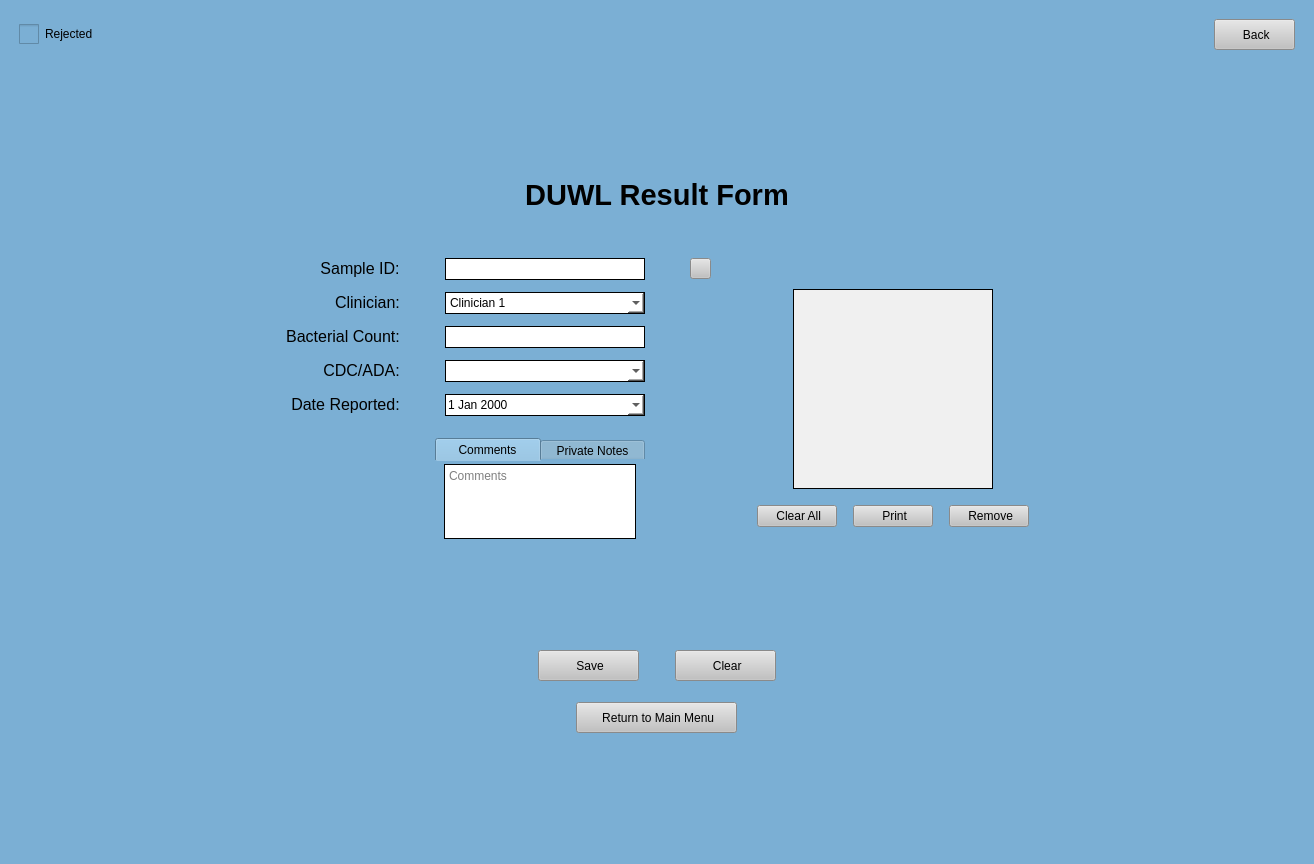
First picture: the form in UI Screens/COMBdb_DUWL_Result_Form2.ui, repository Kasmanian/COMBDb-oldgen, before the edit.
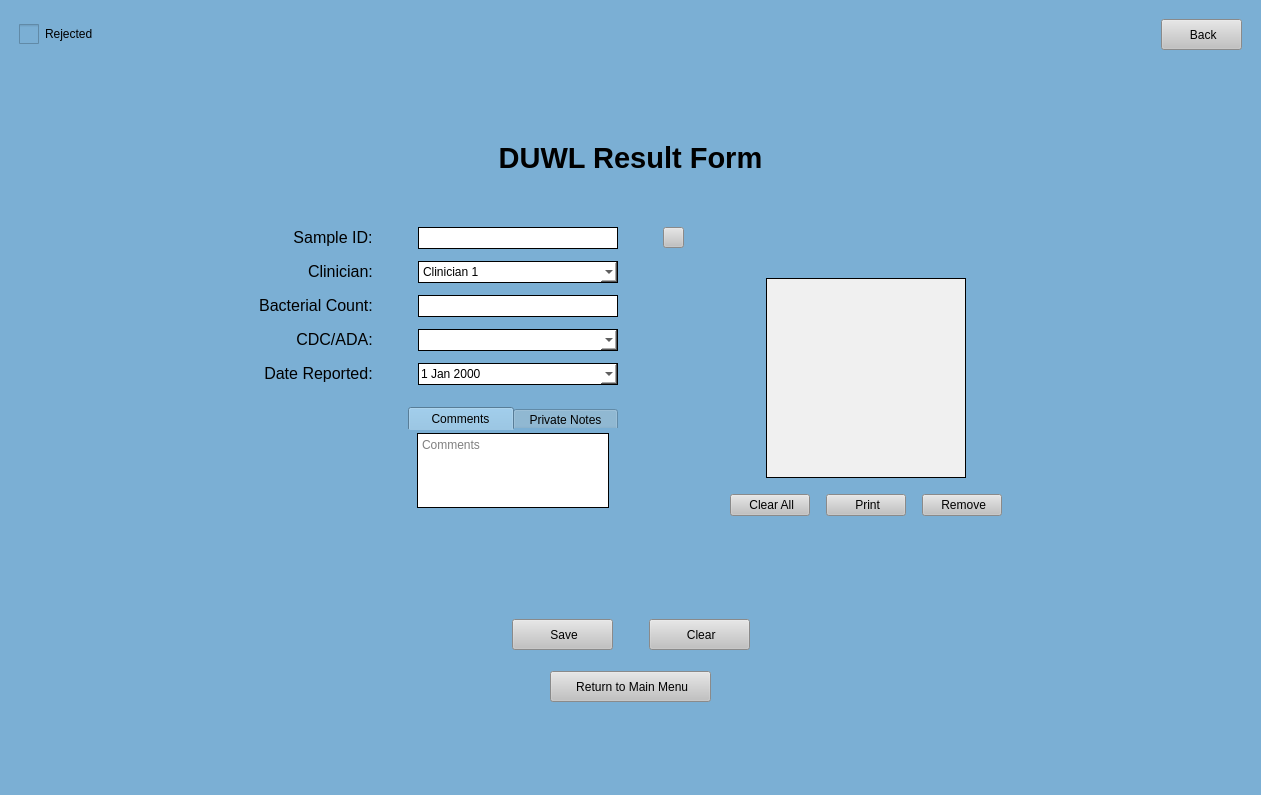
Second picture: the form after the edit.

Commit message: Rejection log added to all orders and results.

Diff of the .ui file:
```diff
--- a/UI Screens/COMBdb_DUWL_Result_Form2.ui
+++ b/UI Screens/COMBdb_DUWL_Result_Form2.ui
@@ -6,8 +6,8 @@
    <rect>
     <x>0</x>
     <y>0</y>
-    <width>1314</width>
-    <height>864</height>
+    <width>1261</width>
+    <height>795</height>
    </rect>
   </property>
   <property name="focusPolicy">
@@ -59,6 +59,48 @@
         </property>
        </widget>
       </item>
+      <item alignment="Qt::AlignHCenter">
+       <widget class="QLabel" name="rejectionError">
+        <property name="minimumSize">
+         <size>
+          <width>350</width>
+          <height>30</height>
+         </size>
+        </property>
+        <property name="maximumSize">
+         <size>
+          <width>16777215</width>
+          <height>30</height>
+         </size>
+        </property>
+        <property name="styleSheet">
+         <string notr="true">font: 12pt &quot;MS Shell Dlg 2&quot;;
+color: red;</string>
+        </property>
+        <property name="text">
+         <string/>
+        </property>
+        <property name="alignment">
+         <set>Qt::AlignCenter</set>
+        </property>
+       </widget>
+      </item>
+      <item>
+       <spacer name="verticalSpacer_7">
+        <property name="orientation">
+         <enum>Qt::Vertical</enum>
+        </property>
+        <property name="sizeType">
+         <enum>QSizePolicy::Minimum</enum>
+        </property>
+        <property name="sizeHint" stdset="0">
+         <size>
+          <width>20</width>
+          <height>10</height>
+         </size>
+        </property>
+       </spacer>
+      </item>
       <item>
        <layout class="QHBoxLayout" name="horizontalLayout">
         <item>
@@ -121,10 +163,255 @@
             <property name="verticalSpacing">
              <number>12</number>
             </property>
+            <item row="7" column="0" colspan="2" alignment="Qt::AlignRight">
+             <widget class="QTabWidget" name="tabWidget">
+              <property name="sizePolicy">
+               <sizepolicy hsizetype="Expanding" vsizetype="Expanding">
+                <horstretch>0</horstretch>
+                <verstretch>0</verstretch>
+               </sizepolicy>
+              </property>
+              <property name="maximumSize">
+               <size>
+                <width>210</width>
+                <height>16777215</height>
+               </size>
+              </property>
+              <property name="styleSheet">
+               <string notr="true">QTabWidget::pane {
+	background: rgb(235, 235, 235);
+	top: -16px;
+}
+QTabWidget::tab-bar {
+	alignment: center;
+}
+QTabBar::tab {
+	height: 23px; 
+	width: 105px;
+}</string>
+              </property>
+              <property name="currentIndex">
+               <number>0</number>
+              </property>
+              <property name="usesScrollButtons">
+               <bool>false</bool>
+              </property>
+              <widget class="QWidget" name="commentsTab">
+               <attribute name="title">
+                <string>Comments</string>
+               </attribute>
+               <layout class="QGridLayout" name="gridLayout_3">
+                <item row="0" column="0">
+                 <widget class="QTextEdit" name="cText">
+                  <property name="sizePolicy">
+                   <sizepolicy hsizetype="Fixed" vsizetype="Fixed">
+                    <horstretch>0</horstretch>
+                    <verstretch>0</verstretch>
+                   </sizepolicy>
+                  </property>
+                  <property name="maximumSize">
+                   <size>
+                    <width>200</width>
+                    <height>75</height>
+                   </size>
+                  </property>
+                  <property name="styleSheet">
+                   <string notr="true">background-color: rgb(255, 255, 255);
+border-style: solid;
+border-width: 1px</string>
+                  </property>
+                  <property name="tabChangesFocus">
+                   <bool>true</bool>
+                  </property>
+                  <property name="placeholderText">
+                   <string>Comments</string>
+                  </property>
+                 </widget>
+                </item>
+               </layout>
+              </widget>
+              <widget class="QWidget" name="notesTab">
+               <attribute name="title">
+                <string>Private Notes</string>
+               </attribute>
+               <layout class="QGridLayout" name="gridLayout_4">
+                <item row="0" column="0">
+                 <widget class="QTextEdit" name="nText">
+                  <property name="sizePolicy">
+                   <sizepolicy hsizetype="Fixed" vsizetype="Fixed">
+                    <horstretch>0</horstretch>
+                    <verstretch>0</verstretch>
+                   </sizepolicy>
+                  </property>
+                  <property name="maximumSize">
+                   <size>
+                    <width>200</width>
+                    <height>75</height>
+                   </size>
+                  </property>
+                  <property name="styleSheet">
+                   <string notr="true">background-color: rgb(255, 255, 255);
+border-style: solid;
+border-width: 1px</string>
+                  </property>
+                  <property name="tabChangesFocus">
+                   <bool>true</bool>
+                  </property>
+                  <property name="placeholderText">
+                   <string>Private Notes</string>
+                  </property>
+                 </widget>
+                </item>
+               </layout>
+              </widget>
+             </widget>
+            </item>
+            <item row="1" column="1">
+             <widget class="QLineEdit" name="saID">
+              <property name="sizePolicy">
+               <sizepolicy hsizetype="Fixed" vsizetype="Fixed">
+                <horstretch>0</horstretch>
+                <verstretch>0</verstretch>
+               </sizepolicy>
+              </property>
+              <property name="minimumSize">
+               <size>
+                <width>200</width>
+                <height>22</height>
+               </size>
+              </property>
+              <property name="maximumSize">
+               <size>
+                <width>200</width>
+                <height>22</height>
+               </size>
+              </property>
+              <property name="styleSheet">
+               <string notr="true">background-color: rgb(255, 255, 255);
+border-style: solid;
+border-width: 1px</string>
+              </property>
+             </widget>
+            </item>
+            <item row="1" column="0" alignment="Qt::AlignRight">
+             <widget class="QLabel" name="label_7">
+              <property name="text">
+               <string>&lt;html&gt;&lt;head/&gt;&lt;body&gt;&lt;p align=&quot;center&quot;&gt;&lt;span style=&quot; font-size:12pt;&quot;&gt;Sample ID:&lt;/span&gt;&lt;/p&gt;&lt;/body&gt;&lt;/html&gt;</string>
+              </property>
+              <property name="alignment">
+               <set>Qt::AlignRight|Qt::AlignTrailing|Qt::AlignVCenter</set>
+              </property>
+             </widget>
+            </item>
+            <item row="4" column="1">
+             <widget class="QComboBox" name="cdcADA">
+              <property name="minimumSize">
+               <size>
+                <width>200</width>
+                <height>22</height>
+               </size>
+              </property>
+              <property name="maximumSize">
+               <size>
+                <width>200</width>
+                <height>22</height>
+               </size>
+              </property>
+              <property name="styleSheet">
+               <string notr="true">background-color: rgb(255, 255, 255);
+border-style: solid;
+border-width: 1px</string>
+              </property>
+              <item>
+               <property name="text">
+                <string/>
+               </property>
+              </item>
+              <item>
+               <property name="text">
+                <string>Meets</string>
+               </property>
+              </item>
+              <item>
+               <property name="text">
+                <string>Fails to Meet</string>
+               </property>
+              </item>
+             </widget>
+            </item>
+            <item row="3" column="1">
+             <widget class="QLineEdit" name="bacterialCount">
+              <property name="sizePolicy">
+               <sizepolicy hsizetype="Fixed" vsizetype="Fixed">
+                <horstretch>0</horstretch>
+                <verstretch>0</verstretch>
+               </sizepolicy>
+              </property>
+              <property name="minimumSize">
+               <size>
+                <width>200</width>
+                <height>22</height>
+               </size>
+              </property>
+              <property name="maximumSize">
+               <size>
+                <width>200</width>
+                <height>22</height>
+               </size>
+              </property>
+              <property name="styleSheet">
+               <string notr="true">background-color: rgb(255, 255, 255);
+border-style: solid;
+border-width: 1px</string>
+              </property>
+             </widget>
+            </item>
+            <item row="2" column="1">
+             <widget class="QComboBox" name="clinDrop">
+              <property name="sizePolicy">
+               <sizepolicy hsizetype="Fixed" vsizetype="Fixed">
+                <horstretch>0</horstretch>
+                <verstretch>0</verstretch>
+               </sizepolicy>
+              </property>
+              <property name="minimumSize">
+               <size>
+                <width>200</width>
+                <height>22</height>
+               </size>
+              </property>
+              <property name="maximumSize">
+               <size>
+                <width>200</width>
+                <height>22</height>
+               </size>
+              </property>
+              <property name="styleSheet">
+               <string notr="true">background-color: rgb(255, 255, 255);
+border-style: solid;
+border-width: 1px</string>
+              </property>
+              <item>
+               <property name="text">
+                <string>Clinician 1</string>
+               </property>
+              </item>
+              <item>
+               <property name="text">
+                <string>Clinician 2</string>
+               </property>
+              </item>
+              <item>
+               <property name="text">
+                <string>Clinician 3</string>
+               </property>
+              </item>
+             </widget>
+            </item>
             <item row="3" column="0" alignment="Qt::AlignRight">
-             <widget class="QLabel" name="label_13">
+             <widget class="QLabel" name="label_9">
               <property name="text">
-               <string>&lt;html&gt;&lt;head/&gt;&lt;body&gt;&lt;p align=&quot;center&quot;&gt;&lt;span style=&quot; font-size:12pt;&quot;&gt;Clinician:&lt;/span&gt;&lt;/p&gt;&lt;/body&gt;&lt;/html&gt;</string>
+               <string>&lt;html&gt;&lt;head/&gt;&lt;body&gt;&lt;p align=&quot;center&quot;&gt;&lt;span style=&quot; font-size:12pt;&quot;&gt;Bacterial Count:&lt;/span&gt;&lt;/p&gt;&lt;/body&gt;&lt;/html&gt;</string>
               </property>
               <property name="alignment">
                <set>Qt::AlignRight|Qt::AlignTrailing|Qt::AlignVCenter</set>
@@ -132,16 +419,32 @@
              </widget>
             </item>
             <item row="5" column="0" alignment="Qt::AlignRight">
-             <widget class="QLabel" name="label_10">
+             <widget class="QLabel" name="label_15">
               <property name="text">
-               <string>&lt;html&gt;&lt;head/&gt;&lt;body&gt;&lt;p align=&quot;center&quot;&gt;&lt;span style=&quot; font-size:12pt;&quot;&gt;CDC/ADA:&lt;/span&gt;&lt;/p&gt;&lt;/body&gt;&lt;/html&gt;</string>
+               <string>&lt;html&gt;&lt;head/&gt;&lt;body&gt;&lt;p align=&quot;center&quot;&gt;&lt;span style=&quot; font-size:12pt;&quot;&gt;Date Reported:&lt;/span&gt;&lt;/p&gt;&lt;/body&gt;&lt;/html&gt;</string>
               </property>
               <property name="alignment">
                <set>Qt::AlignRight|Qt::AlignTrailing|Qt::AlignVCenter</set>
               </property>
              </widget>
             </item>
-            <item row="6" column="1">
+            <item row="6" column="0" colspan="3">
+             <spacer name="verticalSpacer_6">
+              <property name="orientation">
+               <enum>Qt::Vertical</enum>
+              </property>
+              <property name="sizeType">
+               <enum>QSizePolicy::Fixed</enum>
+              </property>
+              <property name="sizeHint" stdset="0">
+               <size>
+                <width>20</width>
+                <height>10</height>
+               </size>
+              </property>
+             </spacer>
+            </item>
+            <item row="5" column="1">
              <widget class="QDateEdit" name="repDate">
               <property name="sizePolicy">
                <sizepolicy hsizetype="Fixed" vsizetype="Fixed">
@@ -227,7 +530,20 @@
               </property>
              </widget>
             </item>
-            <item row="2" column="2" alignment="Qt::AlignLeft">
+            <item row="8" column="1">
+             <spacer name="verticalSpacer_13">
+              <property name="orientation">
+               <enum>Qt::Vertical</enum>
+              </property>
+              <property name="sizeHint" stdset="0">
+               <size>
+                <width>20</width>
+                <height>40</height>
+               </size>
+              </property>
+             </spacer>
+            </item>
+            <item row="1" column="2" alignment="Qt::AlignLeft">
              <widget class="QPushButton" name="find">
               <property name="sizePolicy">
                <sizepolicy hsizetype="Fixed" vsizetype="Fixed">
@@ -283,308 +599,24 @@
               </property>
              </widget>
             </item>
-            <item row="9" column="1">
-             <spacer name="verticalSpacer_13">
-              <property name="orientation">
-               <enum>Qt::Vertical</enum>
-              </property>
-              <property name="sizeHint" stdset="0">
-               <size>
-                <width>20</width>
-                <height>40</height>
-               </size>
-              </property>
-             </spacer>
-            </item>
-            <item row="1" column="1">
-             <spacer name="verticalSpacer_11">
-              <property name="orientation">
-               <enum>Qt::Vertical</enum>
-              </property>
-              <property name="sizeType">
-               <enum>QSizePolicy::Minimum</enum>
-              </property>
-              <property name="sizeHint" stdset="0">
-               <size>
-                <width>20</width>
-                <height>40</height>
-               </size>
-              </property>
-             </spacer>
-            </item>
-            <item row="2" column="0" alignment="Qt::AlignRight">
-             <widget class="QLabel" name="label_7">
-              <property name="text">
-               <string>&lt;html&gt;&lt;head/&gt;&lt;body&gt;&lt;p align=&quot;center&quot;&gt;&lt;span style=&quot; font-size:12pt;&quot;&gt;Sample ID:&lt;/span&gt;&lt;/p&gt;&lt;/body&gt;&lt;/html&gt;</string>
-              </property>
-              <property name="alignment">
-               <set>Qt::AlignRight|Qt::AlignTrailing|Qt::AlignVCenter</set>
-              </property>
-             </widget>
-            </item>
-            <item row="2" column="1">
-             <widget class="QLineEdit" name="saID">
-              <property name="sizePolicy">
-               <sizepolicy hsizetype="Fixed" vsizetype="Fixed">
-                <horstretch>0</horstretch>
-                <verstretch>0</verstretch>
-               </sizepolicy>
-              </property>
-              <property name="minimumSize">
-               <size>
-                <width>200</width>
-                <height>22</height>
-               </size>
-              </property>
-              <property name="maximumSize">
-               <size>
-                <width>200</width>
-                <height>22</height>
-               </size>
-              </property>
-              <property name="styleSheet">
-               <string notr="true">background-color: rgb(255, 255, 255);
-border-style: solid;
-border-width: 1px</string>
-              </property>
-             </widget>
-            </item>
-            <item row="4" column="1">
-             <widget class="QLineEdit" name="bacterialCount">
-              <property name="sizePolicy">
-               <sizepolicy hsizetype="Fixed" vsizetype="Fixed">
-                <horstretch>0</horstretch>
-                <verstretch>0</verstretch>
-               </sizepolicy>
-              </property>
-              <property name="minimumSize">
-               <size>
-                <width>200</width>
-                <height>22</height>
-               </size>
-              </property>
-              <property name="maximumSize">
-               <size>
-                <width>200</width>
-                <height>22</height>
-               </size>
-              </property>
-              <property name="styleSheet">
-               <string notr="true">background-color: rgb(255, 255, 255);
-border-style: solid;
-border-width: 1px</string>
-              </property>
-             </widget>
-            </item>
-            <item row="5" column="1">
-             <widget class="QComboBox" name="cdcADA">
-              <property name="minimumSize">
-               <size>
-                <width>200</width>
-                <height>22</height>
-               </size>
-              </property>
-              <property name="maximumSize">
-               <size>
-                <width>200</width>
-                <height>22</height>
-               </size>
-              </property>
-              <property name="styleSheet">
-               <string notr="true">background-color: rgb(255, 255, 255);
-border-style: solid;
-border-width: 1px</string>
-              </property>
-              <item>
-               <property name="text">
-                <string/>
-               </property>
-              </item>
-              <item>
-               <property name="text">
-                <string>Meets</string>
-               </property>
-              </item>
-              <item>
-               <property name="text">
-                <string>Fails to Meet</string>
-               </property>
-              </item>
-             </widget>
-            </item>
-            <item row="6" column="0" alignment="Qt::AlignRight">
-             <widget class="QLabel" name="label_15">
-              <property name="text">
-               <string>&lt;html&gt;&lt;head/&gt;&lt;body&gt;&lt;p align=&quot;center&quot;&gt;&lt;span style=&quot; font-size:12pt;&quot;&gt;Date Reported:&lt;/span&gt;&lt;/p&gt;&lt;/body&gt;&lt;/html&gt;</string>
-              </property>
-              <property name="alignment">
-               <set>Qt::AlignRight|Qt::AlignTrailing|Qt::AlignVCenter</set>
-              </property>
-             </widget>
-            </item>
-            <item row="3" column="1">
-             <widget class="QComboBox" name="clinDrop">
-              <property name="sizePolicy">
-               <sizepolicy hsizetype="Fixed" vsizetype="Fixed">
-                <horstretch>0</horstretch>
-                <verstretch>0</verstretch>
-               </sizepolicy>
-              </property>
-              <property name="minimumSize">
-               <size>
-                <width>200</width>
-                <height>22</height>
-               </size>
-              </property>
-              <property name="maximumSize">
-               <size>
-                <width>200</width>
-                <height>22</height>
-               </size>
-              </property>
-              <property name="styleSheet">
-               <string notr="true">background-color: rgb(255, 255, 255);
-border-style: solid;
-border-width: 1px</string>
-              </property>
-              <item>
-               <property name="text">
-                <string>Clinician 1</string>
-               </property>
-              </item>
-              <item>
-               <property name="text">
-                <string>Clinician 2</string>
-               </property>
-              </item>
-              <item>
-               <property name="text">
-                <string>Clinician 3</string>
-               </property>
-              </item>
-             </widget>
-            </item>
             <item row="4" column="0" alignment="Qt::AlignRight">
-             <widget class="QLabel" name="label_9">
+             <widget class="QLabel" name="label_10">
               <property name="text">
-               <string>&lt;html&gt;&lt;head/&gt;&lt;body&gt;&lt;p align=&quot;center&quot;&gt;&lt;span style=&quot; font-size:12pt;&quot;&gt;Bacterial Count:&lt;/span&gt;&lt;/p&gt;&lt;/body&gt;&lt;/html&gt;</string>
+               <string>&lt;html&gt;&lt;head/&gt;&lt;body&gt;&lt;p align=&quot;center&quot;&gt;&lt;span style=&quot; font-size:12pt;&quot;&gt;CDC/ADA:&lt;/span&gt;&lt;/p&gt;&lt;/body&gt;&lt;/html&gt;</string>
               </property>
               <property name="alignment">
                <set>Qt::AlignRight|Qt::AlignTrailing|Qt::AlignVCenter</set>
               </property>
              </widget>
             </item>
-            <item row="7" column="0" colspan="3">
-             <spacer name="verticalSpacer_6">
-              <property name="orientation">
-               <enum>Qt::Vertical</enum>
+            <item row="2" column="0" alignment="Qt::AlignRight">
+             <widget class="QLabel" name="label_13">
+              <property name="text">
+               <string>&lt;html&gt;&lt;head/&gt;&lt;body&gt;&lt;p align=&quot;center&quot;&gt;&lt;span style=&quot; font-size:12pt;&quot;&gt;Clinician:&lt;/span&gt;&lt;/p&gt;&lt;/body&gt;&lt;/html&gt;</string>
               </property>
-              <property name="sizeType">
-               <enum>QSizePolicy::Fixed</enum>
+              <property name="alignment">
+               <set>Qt::AlignRight|Qt::AlignTrailing|Qt::AlignVCenter</set>
               </property>
-              <property name="sizeHint" stdset="0">
-               <size>
-                <width>20</width>
-                <height>10</height>
-               </size>
-              </property>
-             </spacer>
-            </item>
-            <item row="8" column="0" colspan="2" alignment="Qt::AlignRight">
-             <widget class="QTabWidget" name="tabWidget">
-              <property name="sizePolicy">
-               <sizepolicy hsizetype="Expanding" vsizetype="Expanding">
-                <horstretch>0</horstretch>
-                <verstretch>0</verstretch>
-               </sizepolicy>
-              </property>
-              <property name="maximumSize">
-               <size>
-                <width>210</width>
-                <height>16777215</height>
-               </size>
-              </property>
-              <property name="styleSheet">
-               <string notr="true">QTabWidget::pane {
-	background: rgb(235, 235, 235);
-	top: -16px;
-}
-QTabWidget::tab-bar {
-	alignment: center;
-}
-QTabBar::tab {
-	height: 23px; 
-	width: 105px;
-}</string>
-              </property>
-              <property name="currentIndex">
-               <number>0</number>
-              </property>
-              <property name="usesScrollButtons">
-               <bool>false</bool>
-              </property>
-              <widget class="QWidget" name="commentsTab">
-               <attribute name="title">
-                <string>Comments</string>
-               </attribute>
-               <layout class="QGridLayout" name="gridLayout_3">
-                <item row="0" column="0">
-                 <widget class="QTextEdit" name="cText">
-                  <property name="sizePolicy">
-                   <sizepolicy hsizetype="Fixed" vsizetype="Fixed">
-                    <horstretch>0</horstretch>
-                    <verstretch>0</verstretch>
-                   </sizepolicy>
-                  </property>
-                  <property name="maximumSize">
-                   <size>
-                    <width>200</width>
-                    <height>75</height>
-                   </size>
-                  </property>
-                  <property name="styleSheet">
-                   <string notr="true">background-color: rgb(255, 255, 255);
-border-style: solid;
-border-width: 1px</string>
-                  </property>
-                  <property name="placeholderText">
-                   <string>Comments</string>
-                  </property>
-                 </widget>
-                </item>
-               </layout>
-              </widget>
-              <widget class="QWidget" name="notesTab">
-               <attribute name="title">
-                <string>Private Notes</string>
-               </attribute>
-               <layout class="QGridLayout" name="gridLayout_4">
-                <item row="0" column="0">
-                 <widget class="QTextEdit" name="nText">
-                  <property name="sizePolicy">
-                   <sizepolicy hsizetype="Fixed" vsizetype="Fixed">
-                    <horstretch>0</horstretch>
-                    <verstretch>0</verstretch>
-                   </sizepolicy>
-                  </property>
-                  <property name="maximumSize">
-                   <size>
-                    <width>200</width>
-                    <height>75</height>
-                   </size>
-                  </property>
-                  <property name="styleSheet">
-                   <string notr="true">background-color: rgb(255, 255, 255);
-border-style: solid;
-border-width: 1px</string>
-                  </property>
-                  <property name="placeholderText">
-                   <string>Private Notes</string>
-                  </property>
-                 </widget>
-                </item>
-               </layout>
-              </widget>
              </widget>
             </item>
            </layout>
```
Left out of the diff: 15 changed lines with no effect on the pictures. The commit also changes 8 other files.
